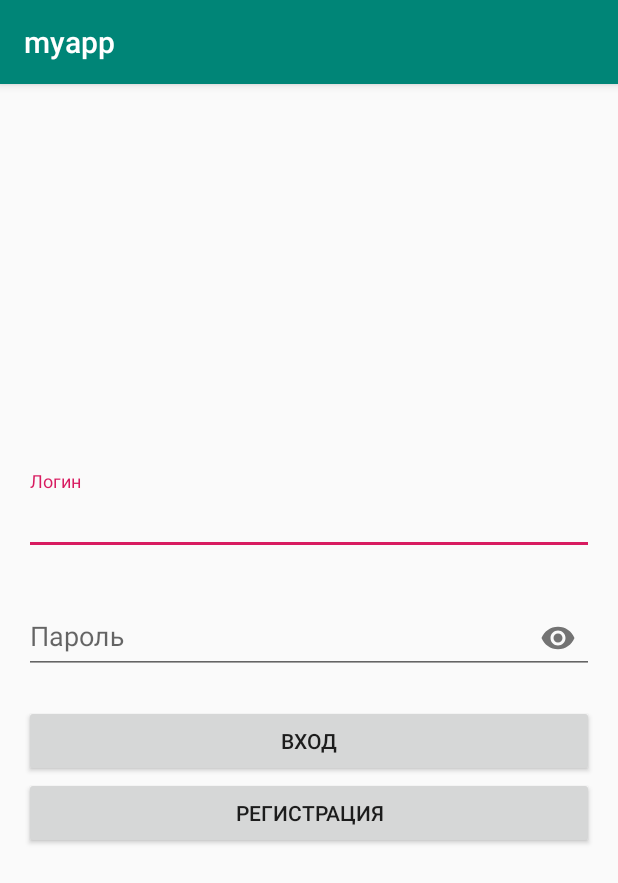
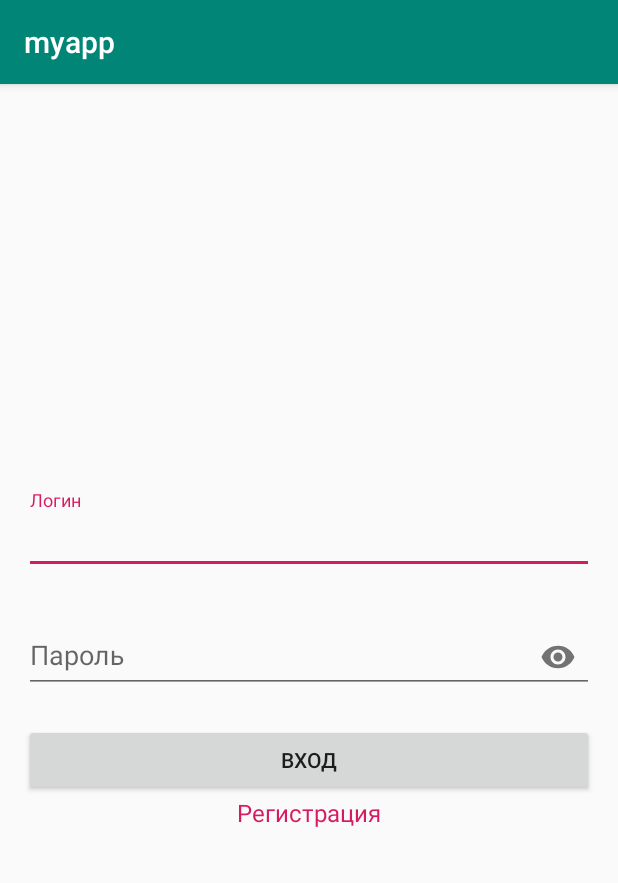
Before and after one commit to foxylivis/myapp, an Android app: the screen it shows after launch (MainActivity), on a phone screen of 412 x 824 dp. Shown: the top 883 px of the screen. Run offline under Robolectric (Android 15) with nearby library versions, the phone set to English and light mode, and no system bars; libraries missing offline, so code that uses them is left out: io.objectbox, io.objectbox.kotlin, io.objectbox.query, kotlinx.coroutines.experimental; 2 statements that could not run were skipped.

Commit message:
оформлена регистрация удалены бесполезные строки

```diff
--- a/app/src/main/java/com/example/myapp/FlatAdapter.kt
+++ b/app/src/main/java/com/example/myapp/FlatAdapter.kt
@@ -1,7 +1,5 @@
 package com.example.myapp
 
-import android.content.Context
-import android.content.res.Resources
 import android.view.LayoutInflater
 import android.view.View
 import android.view.ViewGroup
@@ -11,8 +9,6 @@
  class FlatAdapter: BaseAdapter() {
 
     private val dataset: MutableList<Flat> = mutableListOf()
-
-  // var latinit res:Resources
 
     private class FlatViewHolder(itemView: View){
         val street: TextView = itemView.findViewById(R.id.textViewStreet)
--- a/app/src/main/java/com/example/myapp/FlatViewActivity.kt
+++ b/app/src/main/java/com/example/myapp/FlatViewActivity.kt
@@ -6,10 +6,7 @@
 import android.support.v7.app.AppCompatActivity
 import android.view.Menu
 import android.view.MenuItem
-import android.widget.ArrayAdapter
 import android.widget.ListView
-import android.widget.TextView
-import android.widget.Toast
 import io.objectbox.Box
 import io.objectbox.kotlin.boxFor
 
--- a/app/src/main/java/com/example/myapp/FlatViewAdapter.kt
+++ b/app/src/main/java/com/example/myapp/FlatViewAdapter.kt
@@ -6,10 +6,6 @@
 import android.content.Context
 import android.widget.TextView
 import android.view.LayoutInflater
-
-
-
-
 
 
 class FlatViewAdapter : BaseAdapter() {
--- a/app/src/main/java/com/example/myapp/ObjectBox.kt
+++ b/app/src/main/java/com/example/myapp/ObjectBox.kt
@@ -1,9 +1,7 @@
 package com.example.myapp
 
 import android.content.Context
-import android.os.Environment
 import io.objectbox.BoxStore
-import java.io.File
 
 
 object ObjectBox {
--- a/app/src/main/res/layout/activity_main.xml
+++ b/app/src/main/res/layout/activity_main.xml
@@ -55,5 +55,15 @@
         android:layout_height="wrap_content"
         android:onClick="onButtonClickReg"
         android:text="@string/button_reg"/>
+
+        <TextView
+            android:id="@+id/textViewReg"
+            android:layout_width="wrap_content"
+            android:layout_height="wrap_content"
+            android:onClick="onTextViewClick"
+            android:layout_gravity="center"
+            android:text="@string/button_reg"
+            android:textColor="@color/colorAccent"
+            android:textSize="16sp" />
     </LinearLayout>
 </RelativeLayout >
```
Also changed, not shown: app/src/main/java/com/example/myapp/MainActivity.kt (+24 -10 lines).
